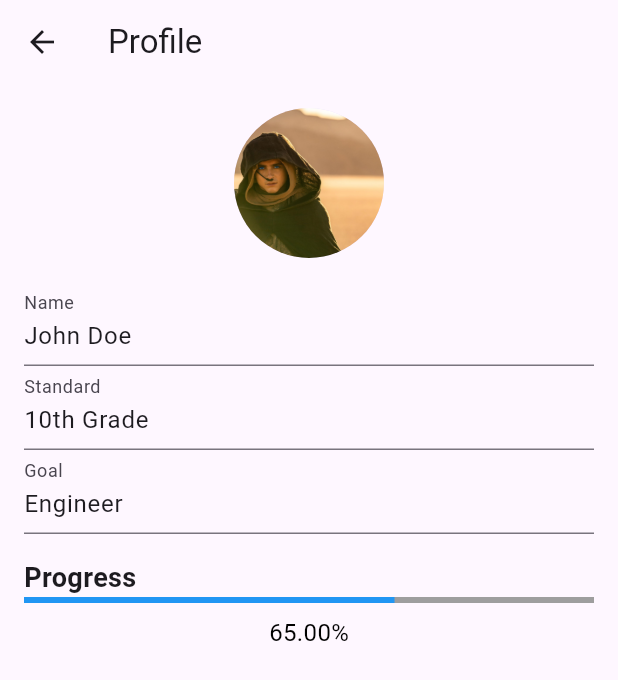
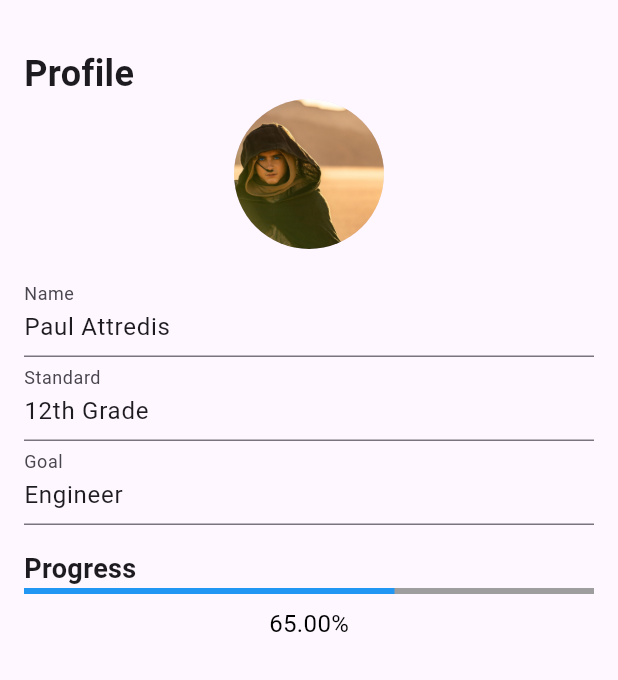
Before and after one commit to Ob1nash/Edtech-App, a Flutter app: the ProfilePage screen opened directly, on a phone screen of 412 x 824 dp. Shown: the top 680 px of the screen. Run offline on Flutter 3.47's test engine with Material 3 defaults, Android fonts, the phone set to English and light mode, and no system bars; our stand-ins replace video_player.

Commit message:
info page added and profile page fixed

```diff
--- a/lib/pages/profile_page.dart
+++ b/lib/pages/profile_page.dart
@@ -8,23 +8,28 @@ class ProfilePage extends StatefulWidget {
 class _ProfilePageState extends State<ProfilePage> {
   // Profile information and progress data
   String profilePicture = 'assets/default_profile.jpg';
-  String name = 'John Doe';
-  String standard = '10th Grade';
+  String name = 'Paul Attredis';
+  String standard = '12th Grade';
   String goal = 'Engineer';
   double progress = 0.65; // Example progress: 65%
 
   @override
   Widget build(BuildContext context) {
     return Scaffold(
-      appBar: AppBar(
-        title: Text('Profile'),
-      ),
+      // appBar: AppBar(
+      //   title: Text('Profile'),
+      // ),
       body: SingleChildScrollView(
         child: Padding(
           padding: const EdgeInsets.all(16.0),
           child: Column(
             crossAxisAlignment: CrossAxisAlignment.start,
             children: [
+              SizedBox(height: 16),
+              Text(
+                "Profile",
+                style: TextStyle(fontSize: 24, fontWeight: FontWeight.bold),
+              ),
               // Profile Picture Section
               Center(
                 child: GestureDetector(
```
Also changed, not shown: lib/main.dart (+8 -1 lines), lib/pages/courses_page.dart (+13 -3 lines), lib/pages/info_page.dart (added, +52 -0 lines), assets/flutter_logo.jpg (added).
